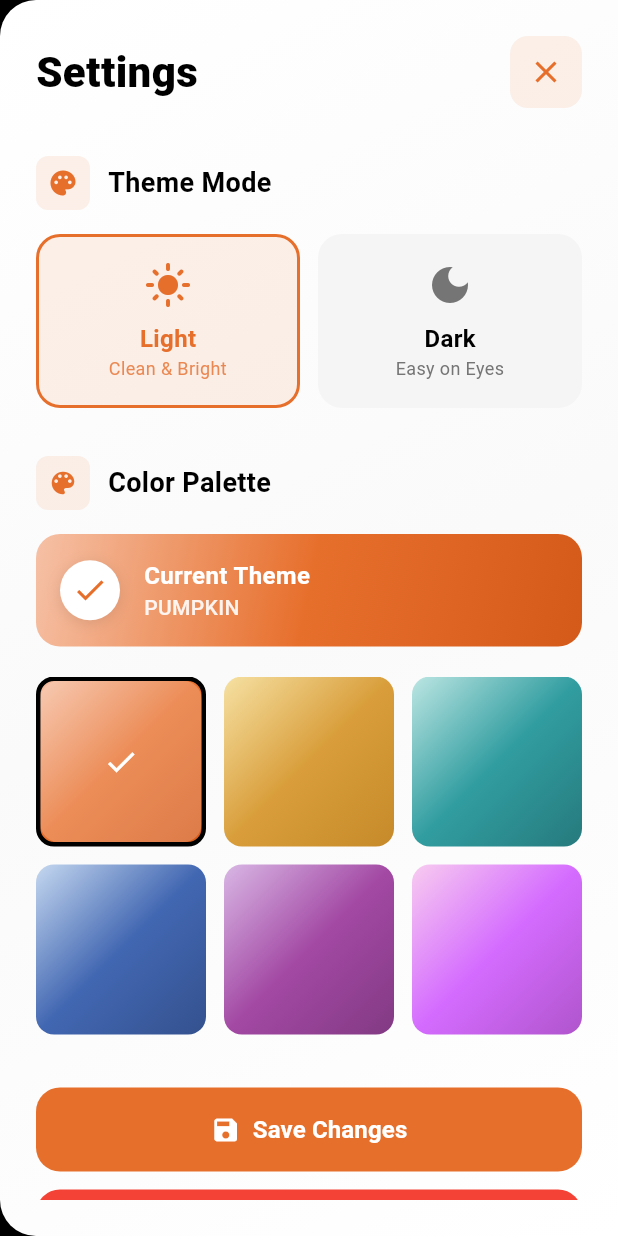
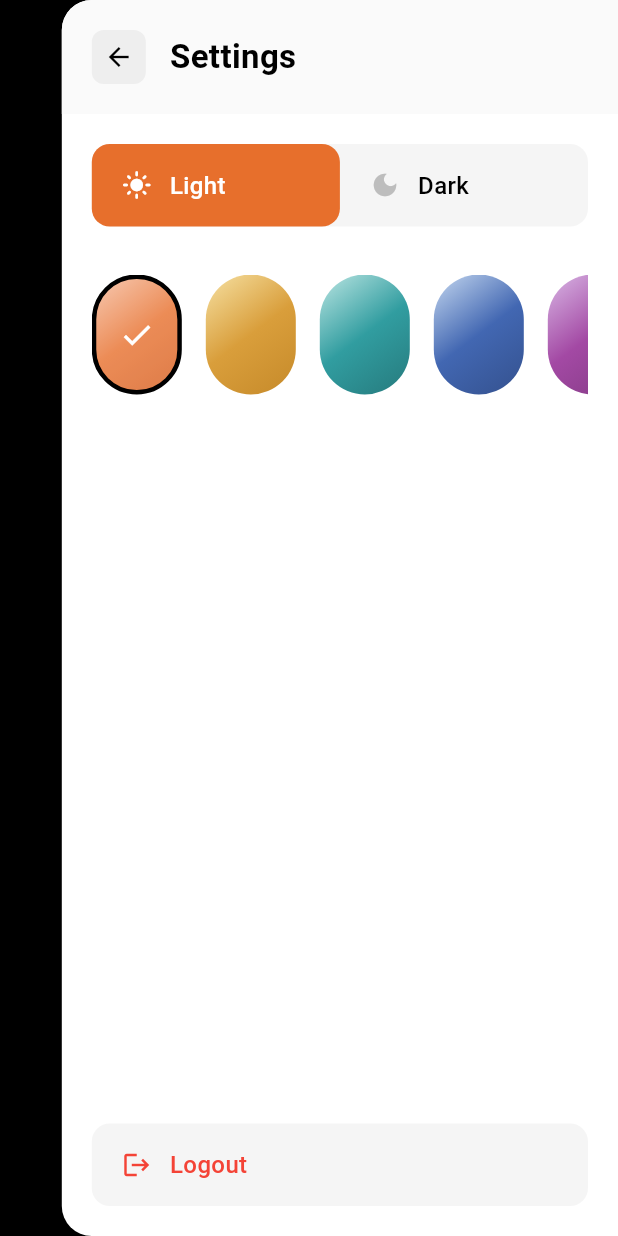
Before and after one commit to Calambrito/Koe, a Flutter app: the SettingsPanel widget shown alone on an empty page, opened directly with empty values, on a phone screen of 412 x 824 dp. Run offline on Flutter 3.47's test engine with Material 3 defaults, Android fonts, the phone set to English and light mode, and no system bars; our stand-ins replace just_audio, lucide_icons, sqflite; accounts and stored records are empty.

Commit message:
settings UI done

```diff
--- a/koe/lib/widgets/settings_panel.dart
+++ b/koe/lib/widgets/settings_panel.dart
@@ -22,204 +22,101 @@ class SettingsPanel extends StatelessWidget {
     final mainColor = colorPalette['main']!;
     final isDark = currentTheme.isDarkMode;
 
-    return Container(
+    return GestureDetector(
+      onTap: () {
+        // Just call saveSettings to close the panel properly
+        saveSettings();
+      },
+      child: Container(
+        color: Colors.black.withOpacity(0.4),
+        child: GestureDetector(
+          onTap: () {},
+          child: Align(
+            alignment: Alignment.centerRight,
+            child: Container(
+              width: MediaQuery.of(context).size.width * 0.9,
               decoration: BoxDecoration(
+                color: isDark ? const Color(0xFF1C1C1E) : Colors.white,
                 borderRadius: const BorderRadius.only(
-          topLeft: Radius.circular(24),
-          bottomLeft: Radius.circular(24),
-        ),
-        gradient: LinearGradient(
-          begin: Alignment.topLeft,
-          end: Alignment.bottomRight,
-          colors: isDark
-              ? [
-                  const Color(0xFF1A1A1A),
-                  const Color(0xFF2D2D2D),
-                  const Color(0xFF1A1A1A),
-                ]
-              : [Colors.white, Colors.grey.shade50, Colors.white],
+                  topLeft: Radius.circular(20),
+                  bottomLeft: Radius.circular(20),
                 ),
               ),
               child: SafeArea(
-        child: Padding(
-          padding: const EdgeInsets.all(24.0),
-          child: SingleChildScrollView(
                 child: Column(
-              crossAxisAlignment: CrossAxisAlignment.start,
                   children: [
-                // Header with close button
-                Row(
-                  mainAxisAlignment: MainAxisAlignment.spaceBetween,
+                    // iOS-style header
+                    Container(
+                      padding: const EdgeInsets.all(20),
+                      decoration: BoxDecoration(
+                        color: isDark
+                            ? const Color(0xFF2C2C2E)
+                            : Colors.grey.shade50,
+                        borderRadius: const BorderRadius.only(
+                          topLeft: Radius.circular(20),
+                        ),
+                      ),
+                      child: Row(
                         children: [
+                          GestureDetector(
+                            onTap: () {
+                              // Just call saveSettings to close the panel properly
+                              saveSettings();
+                            },
+                            child: Container(
+                              padding: const EdgeInsets.all(8),
+                              decoration: BoxDecoration(
+                                color: isDark
+                                    ? Colors.grey.shade800
+                                    : Colors.grey.shade200,
+                                borderRadius: BorderRadius.circular(8),
+                              ),
+                              child: Icon(
+                                Icons.arrow_back,
+                                color: isDark ? Colors.white : Colors.black,
+                                size: 20,
+                              ),
+                            ),
+                          ),
+                          const SizedBox(width: 16),
                           Text(
                             'Settings',
                             style: TextStyle(
-                        fontSize: 28,
-                        fontWeight: FontWeight.w900,
+                              fontSize: 22,
+                              fontWeight: FontWeight.w600,
                               color: isDark ? Colors.white : Colors.black,
-                      ),
-                    ),
-                    Container(
-                      decoration: BoxDecoration(
-                        color: mainColor.withOpacity(0.1),
-                        borderRadius: BorderRadius.circular(12),
-                      ),
-                      child: IconButton(
-                        onPressed: saveSettings,
-                        icon: Icon(Icons.close, color: mainColor, size: 24),
-                      ),
-                    ),
-                  ],
-                ),
-                const SizedBox(height: 32),
-
-                // Theme Mode Section
-                _buildSectionTitle('Theme Mode', Icons.palette, mainColor),
-                const SizedBox(height: 16),
-
-                // Theme Mode Cards
-                Row(
-                  children: [
-                    Expanded(
-                      child: _buildThemeModeCard(
-                        title: 'Light',
-                        subtitle: 'Clean & Bright',
-                        icon: Icons.light_mode,
-                        isSelected: !isDark,
-                        isDark: false,
-                        mainColor: mainColor,
-                      ),
-                    ),
-                    const SizedBox(width: 12),
-                    Expanded(
-                      child: _buildThemeModeCard(
-                        title: 'Dark',
-                        subtitle: 'Easy on Eyes',
-                        icon: Icons.dark_mode,
-                        isSelected: isDark,
-                        isDark: true,
-                        mainColor: mainColor,
-                      ),
-                    ),
-                  ],
-                ),
-                const SizedBox(height: 32),
-
-                // Color Palette Section
-                _buildSectionTitle(
-                  'Color Palette',
-                  Icons.color_lens,
-                  mainColor,
-                ),
-                const SizedBox(height: 16),
-
-                // Current Palette Display
-                Container(
-                  padding: const EdgeInsets.all(16),
-                  decoration: BoxDecoration(
-                    gradient: LinearGradient(
-                      begin: Alignment.topLeft,
-                      end: Alignment.bottomRight,
-                      colors: [
-                        colorPalette['light']!,
-                        colorPalette['main']!,
-                        colorPalette['dark']!,
-                      ],
-                    ),
-                    borderRadius: BorderRadius.circular(16),
-                  ),
-                  child: Row(
-                    children: [
-                      Container(
-                        width: 40,
-                        height: 40,
-                        decoration: BoxDecoration(
-                          color: Colors.white,
-                          shape: BoxShape.circle,
-                          boxShadow: [
-                            BoxShadow(
-                              color: Colors.black.withOpacity(0.1),
-                              blurRadius: 8,
-                              offset: const Offset(0, 2),
-                            ),
-                          ],
-                        ),
-                        child: Icon(Icons.check, color: mainColor, size: 24),
-                      ),
-                      const SizedBox(width: 16),
-                      Expanded(
-                        child: Column(
-                          crossAxisAlignment: CrossAxisAlignment.start,
-                          children: [
-                            Text(
-                              'Current Theme',
-                              style: TextStyle(
-                                fontSize: 16,
-                                fontWeight: FontWeight.w600,
-                                color: Colors.white,
-                              ),
-                            ),
-                            Text(
-                              currentTheme.paletteName.name.toUpperCase(),
-                              style: TextStyle(
-                                fontSize: 14,
-                                fontWeight: FontWeight.w500,
-                                color: Colors.white.withOpacity(0.9),
                             ),
                           ),
                         ],
                       ),
                     ),
+
+                    // Settings content
+                    Expanded(
+                      child: Padding(
+                        padding: const EdgeInsets.all(20),
+                        child: Column(
+                          crossAxisAlignment: CrossAxisAlignment.start,
+                          children: [
+                            // Theme Mode Toggle
+                            _buildThemeToggle(isDark, mainColor),
+                            const SizedBox(height: 32),
+
+                            // Color Palette
+                            _buildColorPalette(isDark, mainColor),
+
+                            // Spacer to push logout to bottom
+                            const Spacer(),
+
+                            // Logout Button at the bottom
+                            _buildLogoutButton(isDark),
                           ],
                         ),
                       ),
-                const SizedBox(height: 20),
-
-                // Palette Grid
-                Container(
-                  height: 250, // Fixed height for the grid
-                  child: GridView.builder(
-                    gridDelegate:
-                        const SliverGridDelegateWithFixedCrossAxisCount(
-                          crossAxisCount: 3,
-                          crossAxisSpacing: 12,
-                          mainAxisSpacing: 12,
-                          childAspectRatio: 1,
                     ),
-                    itemCount: KoeColorName.values.length,
-                    itemBuilder: (context, index) {
-                      return _buildPaletteOption(
-                        KoeColorName.values[index],
-                        mainColor,
-                      );
-                    },
+                  ],
                 ),
               ),
-                const SizedBox(height: 24),
-
-                // Action Buttons
-                _buildActionButton(
-                  onPressed: saveSettings,
-                  text: 'Save Changes',
-                  icon: Icons.save,
-                  backgroundColor: mainColor,
-                  textColor: Colors.white,
-                ),
-                const SizedBox(height: 12),
-
-                _buildActionButton(
-                  onPressed: logout,
-                  text: 'Logout',
-                  icon: Icons.logout,
-                  backgroundColor: isDark
-                      ? Colors.red.shade700
-                      : Colors.red.shade500,
-                  textColor: Colors.white,
-                ),
-
-                // Add bottom padding to account for NowPlayingBar
-                const SizedBox(height: 100),
-              ],
             ),
           ),
         ),
@@ -227,92 +124,148 @@ class SettingsPanel extends StatelessWidget {
     );
   }
 
-  Widget _buildSectionTitle(String title, IconData icon, Color mainColor) {
-    final isDark = currentTheme.isDarkMode;
+  Widget _buildSectionHeader(String title, bool isDark) {
+    return Text(
+      title.toUpperCase(),
+      style: TextStyle(
+        fontSize: 13,
+        fontWeight: FontWeight.w600,
+        color: isDark ? Colors.grey.shade400 : Colors.grey.shade600,
+        letterSpacing: 0.5,
+      ),
+    );
+  }
 
-    return Row(
+  Widget _buildThemeToggle(bool isDark, Color mainColor) {
+    return Container(
+      decoration: BoxDecoration(
+        color: isDark ? const Color(0xFF2C2C2E) : Colors.grey.shade100,
+        borderRadius: BorderRadius.circular(12),
+      ),
+      child: Row(
         children: [
-        Container(
-          padding: const EdgeInsets.all(8),
+          Expanded(
+            child: GestureDetector(
+              onTap: () => updateTheme(
+                KoeTheme(
+                  paletteName: currentTheme.paletteName,
+                  isDarkMode: false,
+                ),
+              ),
+              child: Container(
+                padding: const EdgeInsets.symmetric(
+                  vertical: 16,
+                  horizontal: 20,
+                ),
                 decoration: BoxDecoration(
-            color: mainColor.withOpacity(0.1),
-            borderRadius: BorderRadius.circular(8),
+                  color: !isDark ? mainColor : Colors.transparent,
+                  borderRadius: BorderRadius.circular(12),
                 ),
-          child: Icon(icon, color: mainColor, size: 20),
+                child: Row(
+                  children: [
+                    Icon(
+                      Icons.light_mode,
+                      color: !isDark ? Colors.white : Colors.grey.shade400,
+                      size: 20,
                     ),
                     const SizedBox(width: 12),
                     Text(
-          title,
+                      'Light',
                       style: TextStyle(
-            fontSize: 18,
-            fontWeight: FontWeight.w700,
-            color: isDark ? Colors.white : Colors.black,
+                        fontSize: 16,
+                        fontWeight: FontWeight.w500,
+                        color: !isDark
+                            ? Colors.white
+                            : (isDark ? Colors.white : Colors.black),
                       ),
                     ),
                   ],
+                ),
+              ),
+            ),
+          ),
+          Expanded(
+            child: GestureDetector(
+              onTap: () => updateTheme(
+                KoeTheme(
+                  paletteName: currentTheme.paletteName,
+                  isDarkMode: true,
+                ),
+              ),
+              child: Container(
+                padding: const EdgeInsets.symmetric(
+                  vertical: 16,
+                  horizontal: 20,
+                ),
+                decoration: BoxDecoration(
+                  color: isDark ? mainColor : Colors.transparent,
+                  borderRadius: BorderRadius.circular(12),
+                ),
+                child: Row(
+                  children: [
+                    Icon(
+                      Icons.dark_mode,
+                      color: isDark ? Colors.white : Colors.grey.shade400,
+                      size: 20,
+                    ),
+                    const SizedBox(width: 12),
+                    Text(
+                      'Dark',
+                      style: TextStyle(
+                        fontSize: 16,
+                        fontWeight: FontWeight.w500,
+                        color: isDark
+                            ? Colors.white
+                            : (isDark ? Colors.white : Colors.black),
+                      ),
+                    ),
+                  ],
+                ),
+              ),
+            ),
+          ),
+        ],
+      ),
     );
   }
 
-  Widget _buildThemeModeCard({
-    required String title,
-    required String subtitle,
-    required IconData icon,
-    required bool isSelected,
-    required bool isDark,
-    required Color mainColor,
-  }) {
-    final currentIsDark = currentTheme.isDarkMode;
+  Widget _buildColorPalette(bool isDark, Color mainColor) {
+    return Container(
+      height: 80,
+      child: ListView.builder(
+        scrollDirection: Axis.horizontal,
+        itemCount: KoeColorName.values.length,
+        itemBuilder: (context, index) {
+          return Container(
+            margin: const EdgeInsets.only(right: 16),
+            child: _buildPaletteOption(KoeColorName.values[index], mainColor),
+          );
+        },
+      ),
+    );
+  }
 
+  Widget _buildLogoutButton(bool isDark) {
     return GestureDetector(
-      onTap: () => updateTheme(
-        KoeTheme(paletteName: currentTheme.paletteName, isDarkMode: isDark),
+      onTap: logout,
+      child: Container(
+        width: double.infinity,
+        padding: const EdgeInsets.symmetric(vertical: 16, horizontal: 20),
+        decoration: BoxDecoration(
+          color: isDark ? const Color(0xFF2C2C2E) : Colors.grey.shade100,
+          borderRadius: BorderRadius.circular(12),
         ),
-      child: AnimatedContainer(
-        duration: const Duration(milliseconds: 200),
-        padding: const EdgeInsets.all(16),
-        decoration: BoxDecoration(
-          color: isSelected
-              ? mainColor.withOpacity(0.1)
-              : (currentIsDark ? Colors.grey.shade800 : Colors.grey.shade100),
-          border: Border.all(
-            color: isSelected ? mainColor : Colors.transparent,
-            width: 2,
-          ),
-          borderRadius: BorderRadius.circular(16),
-        ),
-        child: Column(
+        child: Row(
           children: [
-            Icon(
-              icon,
-              color: isSelected
-                  ? mainColor
-                  : (currentIsDark
-                        ? Colors.grey.shade400
-                        : Colors.grey.shade600),
-              size: 32,
-            ),
-            const SizedBox(height: 8),
+            Icon(Icons.logout, color: Colors.red.shade500, size: 20),
+            const SizedBox(width: 12),
             Text(
-              title,
+              'Logout',
               style: TextStyle(
                 fontSize: 16,
-                fontWeight: FontWeight.w600,
-                color: isSelected
-                    ? mainColor
-                    : (currentIsDark ? Colors.white : Colors.black),
+                fontWeight: FontWeight.w500,
+                color: Colors.red.shade500,
               ),
-            ),
-            Text(
-              subtitle,
-              style: TextStyle(
-                fontSize: 12,
-                color: isSelected
-                    ? mainColor.withOpacity(0.8)
-                    : (currentIsDark
-                          ? Colors.grey.shade400
-                          : Colors.grey.shade600),
-              ),
-              textAlign: TextAlign.center,
             ),
           ],
         ),
@@ -331,13 +284,15 @@ class SettingsPanel extends StatelessWidget {
       ),
       child: AnimatedContainer(
         duration: const Duration(milliseconds: 200),
+        width: 60,
+        height: 60,
         decoration: BoxDecoration(
           gradient: LinearGradient(
             begin: Alignment.topLeft,
             end: Alignment.bottomRight,
             colors: [colors['light']!, colors['main']!, colors['dark']!],
           ),
-          borderRadius: BorderRadius.circular(12),
+          borderRadius: BorderRadius.circular(30),
           border: isSelected
               ? Border.all(
                   color: isDark ? Colors.white : Colors.black,
@@ -349,7 +304,7 @@ class SettingsPanel extends StatelessWidget {
             ? Container(
                 decoration: BoxDecoration(
                   color: Colors.white.withOpacity(0.2),
-                  borderRadius: BorderRadius.circular(12),
+                  borderRadius: BorderRadius.circular(30),
                 ),
                 child: const Icon(Icons.check, color: Colors.white, size: 24),
               )
@@ -357,44 +312,4 @@ class SettingsPanel extends StatelessWidget {
       ),
     );
   }
-
-  Widget _buildActionButton({
-    required VoidCallback onPressed,
-    required String text,
-    required IconData icon,
-    required Color backgroundColor,
-    required Color textColor,
-  }) {
-    return Container(
-      width: double.infinity,
-      height: 56,
-      decoration: BoxDecoration(borderRadius: BorderRadius.circular(16)),
-      child: ElevatedButton(
-        onPressed: onPressed,
-        style: ElevatedButton.styleFrom(
-          backgroundColor: backgroundColor,
-          foregroundColor: textColor,
-          elevation: 0,
-          shape: RoundedRectangleBorder(
-            borderRadius: BorderRadius.circular(16),
-          ),
-        ),
-        child: Row(
-          mainAxisAlignment: MainAxisAlignment.center,
-          children: [
-            Icon(icon, size: 20),
-            const SizedBox(width: 8),
-            Text(
-              text,
-              style: TextStyle(
-                fontSize: 16,
-                fontWeight: FontWeight.w600,
-                color: textColor,
-              ),
-            ),
-          ],
-        ),
-      ),
-    );
 }
-}
```
Lines whose indentation alone changed are shown as unchanged.
